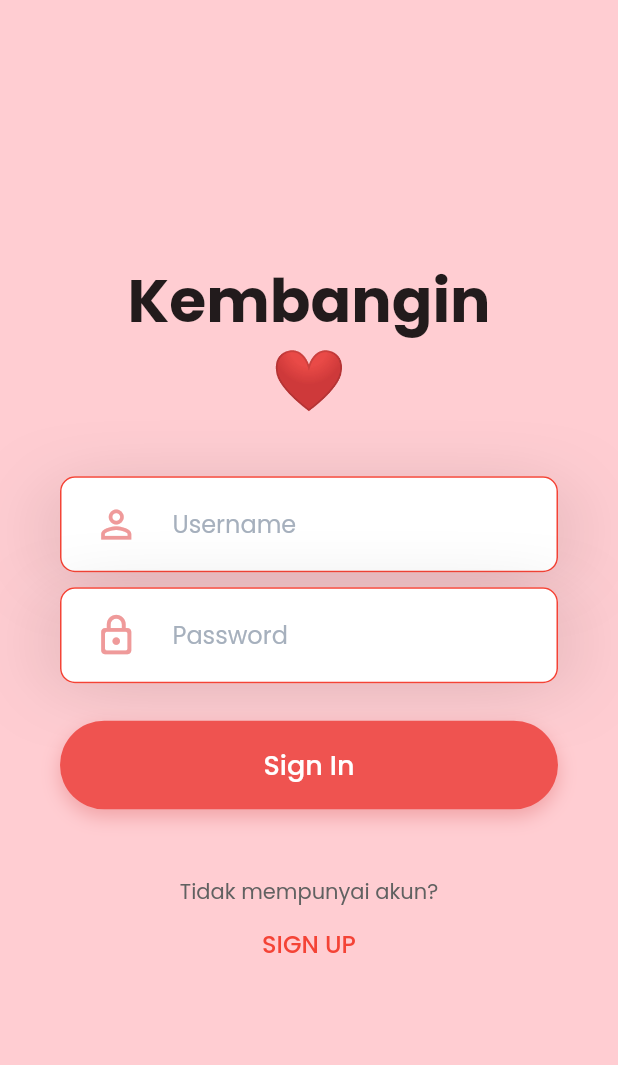
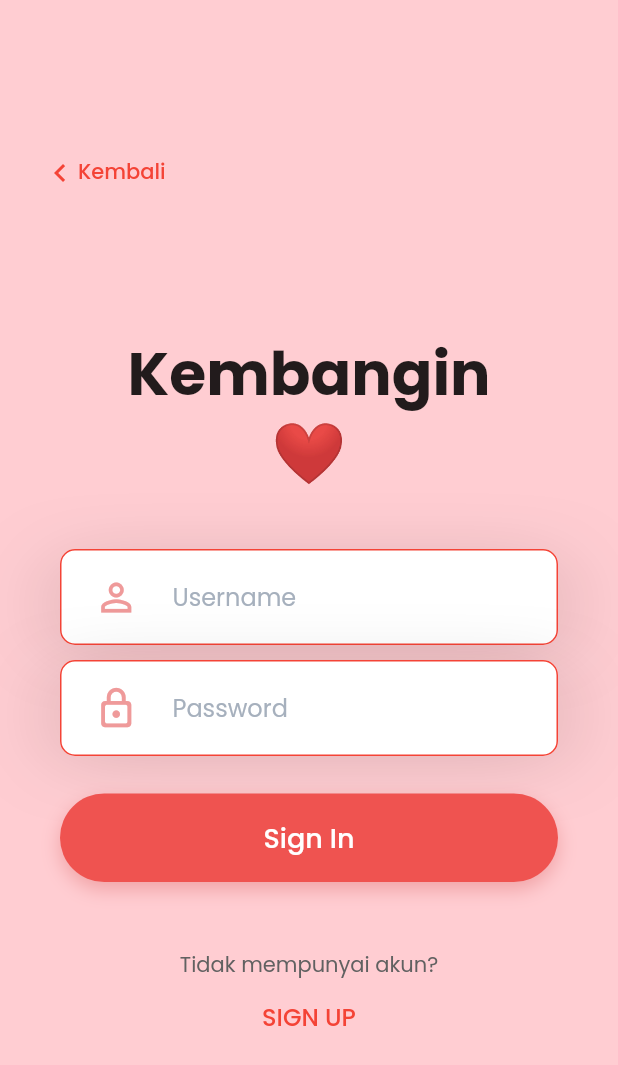
Before and after one commit to pbp-fasilkom-c02/kembangin-mobile, a Flutter app: the screen it shows after launch, in the side drawer, after a tap on "Login", on a phone screen of 412 x 824 dp. Shown: the top 1065 px of the screen. Run offline on Flutter 3.47's test engine with Material 2 defaults, Android fonts, the phone set to English and light mode, and no system bars; our stand-ins replace google_fonts; missing offline and left inert: pbp_django_auth.

Commit message:
Integrate django flutter

```diff
--- a/lib/drawer.dart
+++ b/lib/drawer.dart
@@ -27,7 +27,7 @@ class _MyDrawerState extends State<MyDrawer> {
           ListTile(
             title: const Text('Login'),
             onTap: () {
-              Navigator.pushReplacement(
+              Navigator.push(
                 context,
                 MaterialPageRoute(builder: (context) => const LoginPage()),
               );
--- a/lib/pages/auth/login.dart
+++ b/lib/pages/auth/login.dart
@@ -2,6 +2,9 @@ import 'package:kembangin_mobile/drawer.dart';
 import 'package:flutter/material.dart';
 import 'package:kembangin_mobile/widgets/input_field.dart';
 import 'package:kembangin_mobile/widgets/button.dart';
+import 'package:provider/provider.dart';
+import 'package:pbp_django_auth/pbp_django_auth.dart';
+import 'package:kembangin_mobile/main.dart';
 
 class LoginPage extends StatefulWidget {
   const LoginPage({super.key});
@@ -10,22 +13,76 @@ class LoginPage extends StatefulWidget {
   State<LoginPage> createState() => _LoginPageState();
 }
 
-// TODO: LOGIN UI
 class _LoginPageState extends State<LoginPage> {
   final usernameController = TextEditingController();
   final passwordController = TextEditingController();
-  @override
-  void dispose() {
+  final _loginFormKey = GlobalKey<FormState>();
+  String username = "";
+  String password1 = "";
+  bool isPasswordVisible = false;
+
+  void clear() {
     // Clean up the controller when the widget is disposed.
-    usernameController.dispose();
-    super.dispose();
+    usernameController.clear();
+    passwordController.clear();
+
+    // super.dispose();
+  }
+
+  void _errorToast(BuildContext context, bool isError) {
+    final scaffold = ScaffoldMessenger.of(context);
+    scaffold.showSnackBar(
+      SnackBar(
+        backgroundColor: Colors.red,
+        content: const Text("Username atau password kamu Salah!"),
+        action: SnackBarAction(
+            label: 'Close',
+            textColor: Colors.white,
+            onPressed: () {
+              scaffold.hideCurrentSnackBar;
+            }),
+      ),
+    );
   }
 
   @override
   Widget build(BuildContext context) {
+    final request = context.watch<CookieRequest>();
+
     return Scaffold(
-      body: Center(
-        child: Column(mainAxisAlignment: MainAxisAlignment.center, children: [
+      body: Column(
+        children: [
+          const SizedBox(
+            height: 70,
+          ),
+          Text(usernameController.text),
+          Row(
+            mainAxisAlignment: MainAxisAlignment.start,
+            children: [
+              const SizedBox(
+                width: 20,
+              ),
+              TextButton(
+                  onPressed: () => Navigator.pop(
+                        context,
+                      ),
+                  child: Row(
+                    children: const [
+                      Icon(
+                        Icons.chevron_left_outlined,
+                        color: Colors.red,
+                      ),
+                      Text(
+                        "Kembali",
+                        style: TextStyle(color: Colors.red),
+                      )
+                    ],
+                  )),
+            ],
+          ),
+          Container(
+            margin: const EdgeInsets.only(top: 80),
+            child: Column(children: [
               const Text(
                 "Kembangin",
                 style: TextStyle(fontSize: 40, fontWeight: FontWeight.bold),
@@ -67,7 +124,27 @@ class _LoginPageState extends State<LoginPage> {
                   ),
                   paddingVertical: 8,
                   paddingHorizontal: 0,
-              onPressed: () => {print("hehe")}),
+                  onPressed: () async {
+                    username = usernameController.text;
+                    password1 = passwordController.text;
+                    final response = await request
+                        .login(
+                            "https://kembangin.up.railway.app/authentication/login",
+                            {'username': username, 'password': password1})
+                        .then((value) => {
+                              if (value['status'])
+                                {
+                                  Navigator.pushReplacement(
+                                    context,
+                                    MaterialPageRoute(
+                                        builder: (context) => const MyApp()),
+                                  )
+                                }
+                              else
+                                {_errorToast(context, true)}
+                            })
+                        .catchError((err) => print(err));
+                  }),
               const SizedBox(
                 height: 20,
               ),
@@ -81,6 +158,8 @@ class _LoginPageState extends State<LoginPage> {
                   )),
             ]),
           ),
+        ],
+      ),
       drawer: const MyDrawer(),
     );
   }
--- a/lib/widgets/button.dart
+++ b/lib/widgets/button.dart
@@ -7,7 +7,7 @@ class ButtonWidget extends StatefulWidget {
   final double paddingHorizontal;
   final double marginVertical;
   final double marginHorizontal;
-  final Function() onPressed;
+  final VoidCallback? onPressed;
 
   const ButtonWidget(
       {super.key,
@@ -41,7 +41,7 @@ class _ButtonWidgetState extends State<ButtonWidget> {
                 spreadRadius: 0)
           ]),
       child: TextButton(
-          onPressed: () => widget.onPressed,
+          onPressed: widget.onPressed,
           child: Container(
               padding: EdgeInsets.symmetric(
                   vertical: widget.paddingVertical,
--- a/lib/widgets/input_field.dart
+++ b/lib/widgets/input_field.dart
@@ -32,6 +32,7 @@ class _InputFieldState extends State<InputField> {
           ]),
       padding: const EdgeInsets.symmetric(horizontal: 40),
       child: TextField(
+          controller: widget.controller,
           obscureText: widget.isPassword,
           decoration: InputDecoration(
               hintStyle: const TextStyle(color: Color(0xffA6B0BD)),
```
Lines whose indentation alone changed are shown as unchanged.
